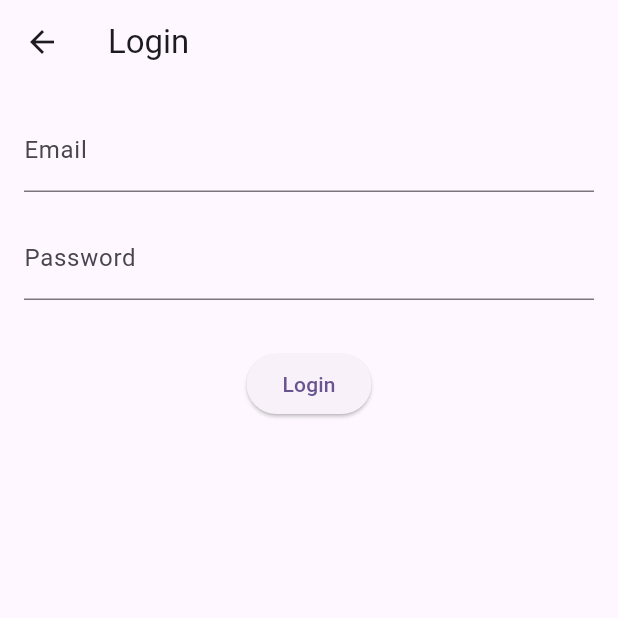
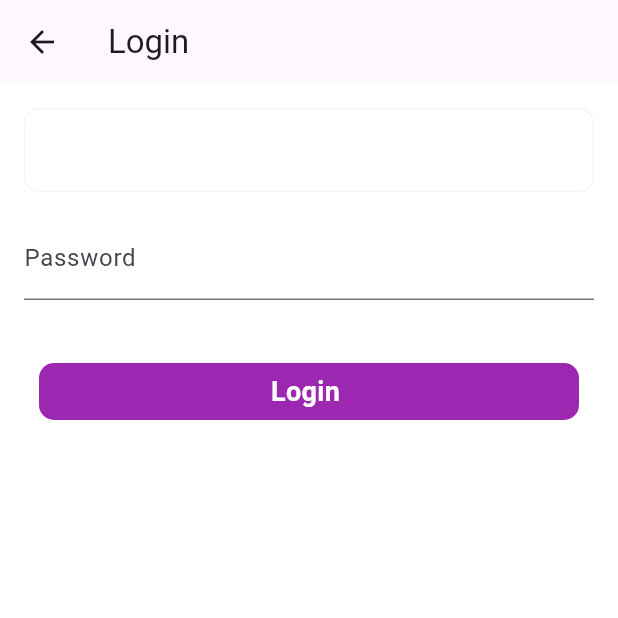
Before and after one commit to HaiderAli228/GiveHope-Donation-App, a Flutter app: the LoginScreen screen opened directly, on a phone screen of 412 x 824 dp, the top half of it. Run offline on Flutter 3.47's test engine with Material 3 defaults, Android fonts, the phone set to English and light mode, and no system bars.

Commit message:
change in login form

```diff
--- a/lib/utils/app_color.dart
+++ b/lib/utils/app_color.dart
@@ -4,4 +4,6 @@ class AppColor {
   static const Color themeColor = Colors.purple;
   static const Color themeTextColor = Colors.white;
   static const Color backgroundBodyColor = Colors.white;
+  static  Color lightColor = Colors.grey.shade100;
+
 }
--- a/lib/view/login_view.dart
+++ b/lib/view/login_view.dart
@@ -1,3 +1,4 @@
+import 'package:donation_app/utils/app_color.dart';
 import 'package:flutter/material.dart';
 
 class LoginScreen extends StatefulWidget {
@@ -22,6 +23,7 @@ class LoginScreenState extends State<LoginScreen> {
   @override
   Widget build(BuildContext context) {
     return Scaffold(
+      backgroundColor: AppColor.backgroundBodyColor,
       appBar: AppBar(
         title: const Text('Login'),
       ),
@@ -30,10 +32,19 @@ class LoginScreenState extends State<LoginScreen> {
         child: Form(
           key: _formKey,
           child: Column(
-            children: <Widget>[
+            children: [
               TextFormField(
                 controller: _emailController,
-                decoration: const InputDecoration(labelText: 'Email'),
+                decoration: InputDecoration(
+                    border: InputBorder.none,
+                    enabledBorder: OutlineInputBorder(
+                        borderRadius:
+                            const BorderRadius.all(Radius.circular(10)),
+                        borderSide: BorderSide(color: AppColor.lightColor)),
+                    focusedBorder: OutlineInputBorder(
+                        borderRadius:
+                            const BorderRadius.all(Radius.circular(10)),
+                        borderSide: BorderSide(color: AppColor.lightColor))),
                 keyboardType: TextInputType.emailAddress,
               ),
               const SizedBox(height: 16),
@@ -43,17 +54,31 @@ class LoginScreenState extends State<LoginScreen> {
                 obscureText: true,
               ),
               const SizedBox(height: 32),
-              ElevatedButton(
-                onPressed: () {
+              InkWell(
+                onTap: () {
                   if (_formKey.currentState!.validate()) {
-                    // Form is valid, proceed with login
                     ScaffoldMessenger.of(context).showSnackBar(
                       const SnackBar(content: Text('Logging in...')),
                     );
                   }
                 },
-                child: const Text('Login'),
-              ),
+                child: Container(
+                  alignment: Alignment.center,
+                  padding: const EdgeInsets.all(6),
+                  margin: const EdgeInsets.all(10),
+                  decoration: BoxDecoration(
+                      borderRadius: BorderRadius.circular(10),
+                      color: AppColor.themeColor),
+                  child: const Text(
+                    "Login ",
+                    style: TextStyle(
+                      color: AppColor.themeTextColor,
+                      fontWeight: FontWeight.bold,
+                      fontSize: 18,
+                    ),
+                  ),
+                ),
+              )
             ],
           ),
         ),
```
